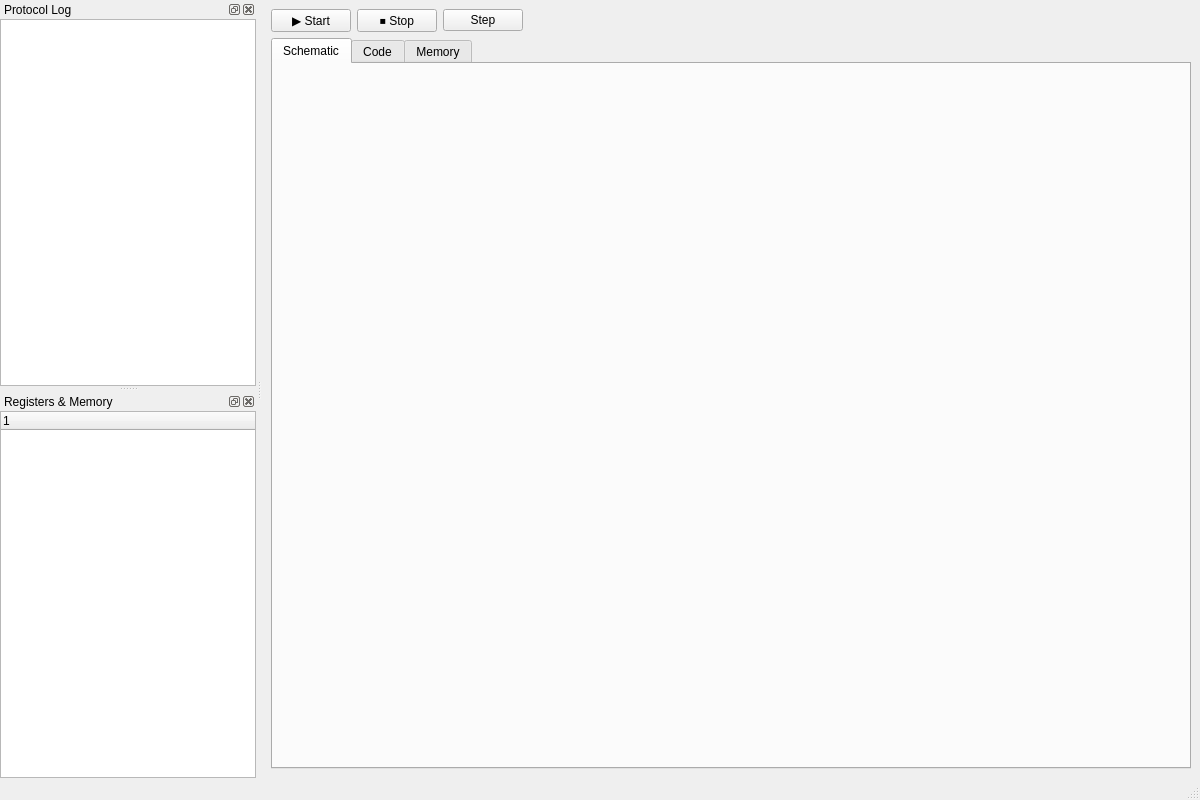
First picture: the form in ESP32Emulator/mainwindow.ui, repository VohminV/ESP32Emulator, before the edit.
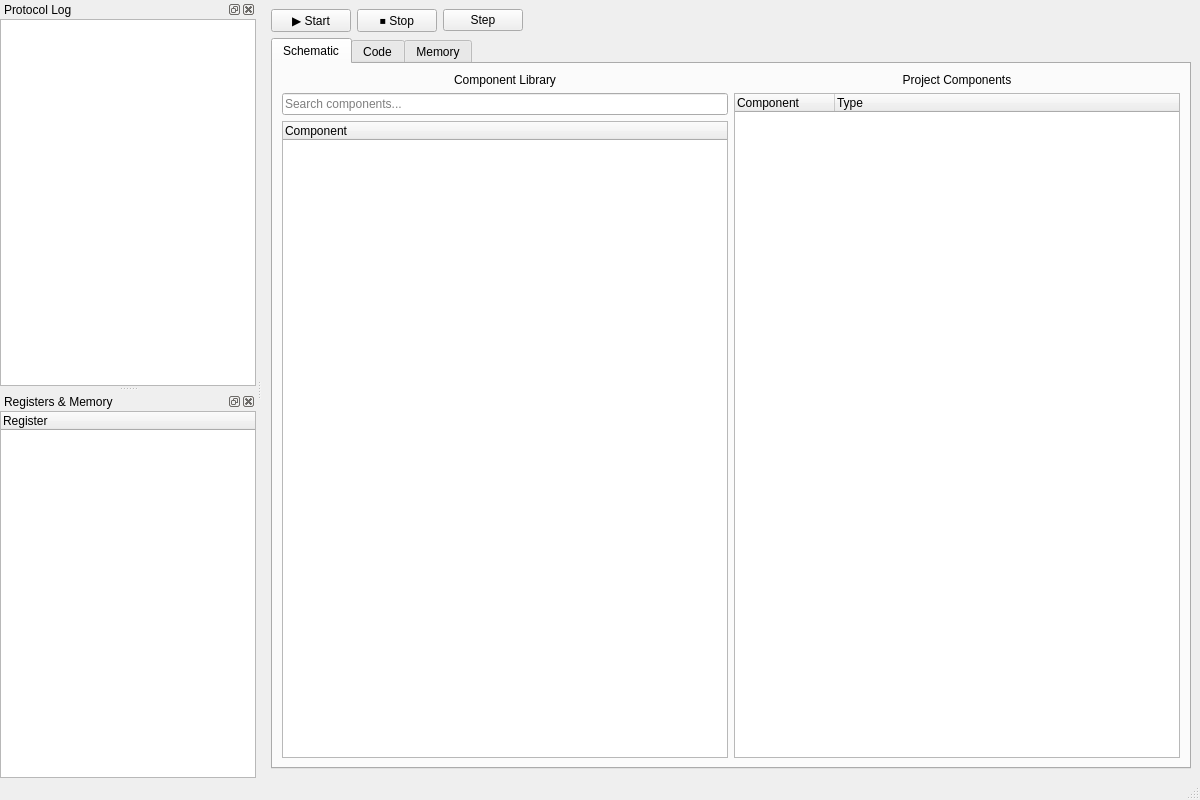
Second picture: the form after the edit.

Diff of the .ui file:
```diff
--- a/ESP32Emulator/mainwindow.ui
+++ b/ESP32Emulator/mainwindow.ui
@@ -62,6 +62,69 @@
        <attribute name="title">
         <string>Schematic</string>
        </attribute>
+       <layout class="QHBoxLayout" name="schematicHBox">
+        <item>
+         <layout class="QVBoxLayout" name="libraryLayout">
+          <item>
+           <widget class="QLabel" name="labelLibrary">
+            <property name="text">
+             <string>Component Library</string>
+            </property>
+            <property name="alignment">
+             <set>Qt::AlignmentFlag::AlignCenter</set>
+            </property>
+           </widget>
+          </item>
+          <item>
+           <widget class="QLineEdit" name="editSearch">
+            <property name="placeholderText">
+             <string>Search components...</string>
+            </property>
+            <property name="clearButtonEnabled">
+             <bool>true</bool>
+            </property>
+           </widget>
+          </item>
+          <item>
+           <widget class="QTreeWidget" name="treeComponents">
+            <column>
+             <property name="text">
+              <string>Component</string>
+             </property>
+            </column>
+           </widget>
+          </item>
+         </layout>
+        </item>
+        <item>
+         <layout class="QVBoxLayout" name="projectLayout">
+          <item>
+           <widget class="QLabel" name="labelProject">
+            <property name="text">
+             <string>Project Components</string>
+            </property>
+            <property name="alignment">
+             <set>Qt::AlignmentFlag::AlignCenter</set>
+            </property>
+           </widget>
+          </item>
+          <item>
+           <widget class="QTreeWidget" name="treeProjectComponents">
+            <column>
+             <property name="text">
+              <string>Component</string>
+             </property>
+            </column>
+            <column>
+             <property name="text">
+              <string>Type</string>
+             </property>
+            </column>
+           </widget>
+          </item>
+         </layout>
+        </item>
+       </layout>
       </widget>
       <widget class="QWidget" name="tabCode">
        <attribute name="title">
@@ -102,7 +165,7 @@
    <widget class="QTreeWidget" name="treeRegisters">
     <column>
      <property name="text">
-      <string notr="true">1</string>
+      <string>Register</string>
      </property>
     </column>
    </widget>
```
Left out of the diff: 13 changed lines with no effect on the pictures.
